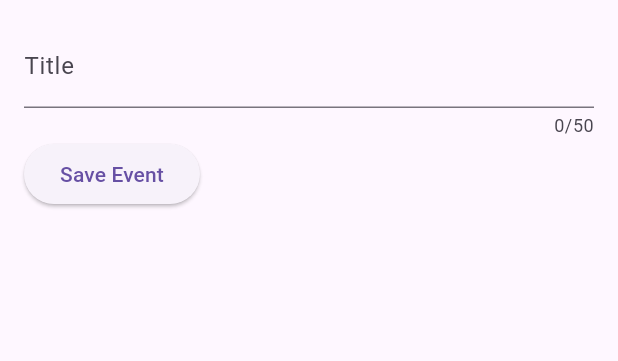
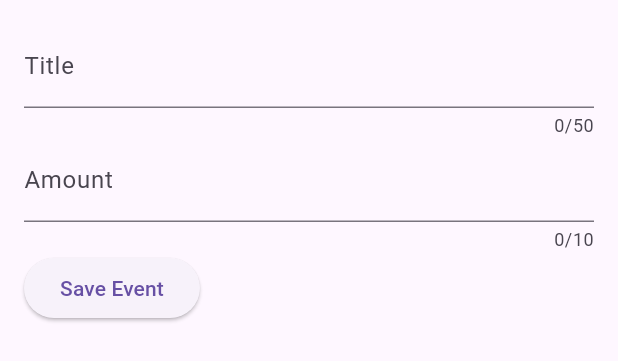
Before and after one commit to Shankalpa-D/expense_tracker1, a Flutter app: the NewExpense widget shown alone on an empty page, opened directly, after a tap on "Save Event", on a phone screen of 412 x 824 dp. Shown: the top 361 px of the screen. Run offline on Flutter 3.47's test engine with Material 3 defaults, Android fonts, the phone set to English and light mode, and no system bars.

Commit message:
added amount controller

```diff
--- a/lib/widgits/new_expense.dart
+++ b/lib/widgits/new_expense.dart
@@ -8,6 +8,7 @@ class NewExpense extends StatefulWidget {
 
 class _NewExpenseState extends State<NewExpense> {
   final _titleController = TextEditingController();
+  final _amountController = TextEditingController();
   @override
   Widget build(BuildContext context) {
     return Padding(
@@ -18,13 +19,27 @@ class _NewExpenseState extends State<NewExpense> {
             controller: _titleController,
             maxLength: 50,
             keyboardType: TextInputType.name,
-            decoration: InputDecoration(label: Text('Title')),
+            decoration: InputDecoration(
+
+              label: Text('Title'),
+            ),
           ),
+          TextField(
+            controller: _amountController,
+            maxLength: 10,
+            keyboardType: TextInputType.number,
+            decoration: InputDecoration(
+              prefixText: '\$',
+              label: Text('Amount'),
+            ),
+          ),
+
           Row(
             children: [
               ElevatedButton(
                 onPressed: () {
                   print(_titleController.text);
+                  print(_amountController.text);
                 },
                 child: Text("Save Event"),
               ),
```
